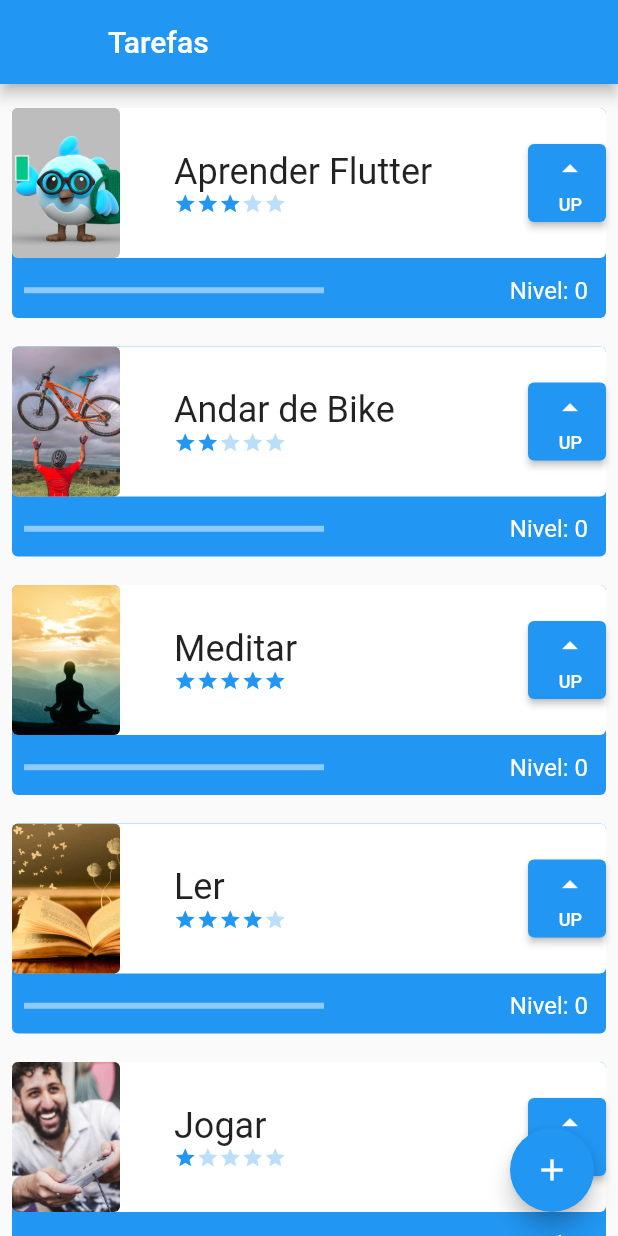
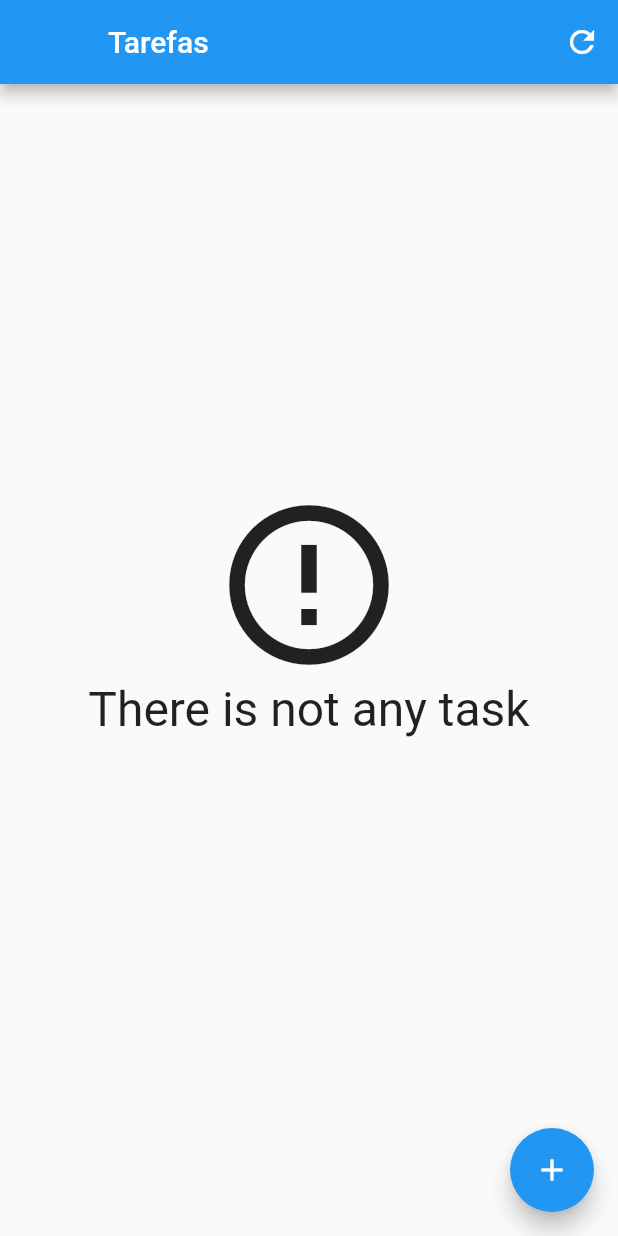
Before and after one commit to BrunaMello/alura_flutter_apply_data_persistence, a Flutter app: the screen it shows after launch, on a phone screen of 412 x 824 dp. Run offline on Flutter 3.47's test engine with Material 2 defaults, Android fonts, the phone set to English and light mode, and no system bars; our stand-ins replace sqflite; accounts and stored records are empty.

Commit message:
04 - Finalising
And to close with a golden key let's go to one last step: Look back and see how much you've learned.

FutureBuilder: Screen construction widget capable of waiting for asynchronous information. FutureBuilder necessarily needs two parameters: The future:, responsible for asynchronous information and the builder:, responsible for building the screen. It is worth remembering that we use the concept of snapshot as a variable capable of storing asynchronous information.

ConnectionState: We have learned that when dealing with databases (or any information that comes from outside our project) we have to be alerted to the waiting time of the information. Today it is very common to believe that, because it is extremely fast, we do not have a waiting time when receiving data. However, there is a time when the information is not complete and, in this case, we use ConnectionState (which is the current state of the snapshot) to build several screens depending on the state of the information.

Add information in the DB: In the crucial part of the implementation in our project, we add to the form the ability to save a task directly in the database, for this we remember the controlled data coming from the form and apply the save() function coming from the DAO and, in this way, we add a new task to the database.

Delete information in the DB: To remove Tasks in our database, the delete() method has been implemented within the Task Class, using a secondary action (onLongPress) in the Previously implemented ElevatedButton.

```diff
--- a/lib/components/task.dart
+++ b/lib/components/task.dart
@@ -1,24 +1,26 @@
 import 'package:flutter/material.dart';
 import 'package:nosso_primeiro_projeto/components/difficulty.dart';
-
+import 'package:nosso_primeiro_projeto/data/task_dao.dart';
 
 class Task extends StatefulWidget {
   final String nome;
   final String foto;
   final int dificuldade;
   int nivel;
-  Task(this.nome, this.foto, this.dificuldade, [this.nivel = 0, Key? key,])
-      : super(key: key);
 
-
-
+  Task(
+    this.nome,
+    this.foto,
+    this.dificuldade, [
+    this.nivel = 0,
+    Key? key,
+  ]) : super(key: key);
 
   @override
   State<Task> createState() => _TaskState();
 }
 
 class _TaskState extends State<Task> {
-
   bool assetOrNetwork() {
     if (widget.foto.contains('http')) {
       return false;
@@ -90,6 +92,9 @@ class _TaskState extends State<Task> {
                       height: 52,
                       width: 52,
                       child: ElevatedButton(
+                          onLongPress: () {
+                            TaskDao().delete(widget.nome);
+                          },
                           onPressed: () {
                             print(widget.nivel);
                             setState(() {
--- a/lib/screens/form_screen.dart
+++ b/lib/screens/form_screen.dart
@@ -1,4 +1,6 @@
 import 'package:flutter/material.dart';
+import 'package:nosso_primeiro_projeto/components/task.dart';
+import 'package:nosso_primeiro_projeto/data/task_dao.dart';
 import 'package:nosso_primeiro_projeto/data/task_inherited.dart';
 
 class FormScreen extends StatefulWidget {
@@ -17,16 +19,16 @@ class _FormScreenState extends State<FormScreen> {
 
   final _formKey = GlobalKey<FormState>();
 
-  bool valueValidator(String? value){
-     if(value != null && value.isEmpty){
-       return true;
-     }
-     return false;
+  bool valueValidator(String? value) {
+    if (value != null && value.isEmpty) {
+      return true;
+    }
+    return false;
   }
-  bool difficultyValidator(String? value){
-    if(value != null && value.isEmpty){
-      if(int.parse(value) > 5 ||
-          int.parse(value) < 1){
+
+  bool difficultyValidator(String? value) {
+    if (value != null && value.isEmpty) {
+      if (int.parse(value) > 5 || int.parse(value) < 1) {
         return true;
       }
     }
@@ -143,10 +145,10 @@ class _FormScreenState extends State<FormScreen> {
                         // print(nameController.text);
                         // print(difficultyController.text);
                         // print(imageController.text);
-                        TaskInherited.of(widget.taskContext).newTask(
+                        TaskDao().save(Task(
                             nameController.text,
                             imageController.text,
-                            int.parse(difficultyController.text));
+                            int.parse(difficultyController.text)));
                         ScaffoldMessenger.of(context).showSnackBar(
                           const SnackBar(
                             content: Text('Criando uma nova Tarefa'),
--- a/lib/screens/initial_screen.dart
+++ b/lib/screens/initial_screen.dart
@@ -1,5 +1,6 @@
 import 'package:flutter/material.dart';
 import 'package:nosso_primeiro_projeto/components/task.dart';
+import 'package:nosso_primeiro_projeto/data/task_dao.dart';
 import 'package:nosso_primeiro_projeto/data/task_inherited.dart';
 import 'package:nosso_primeiro_projeto/screens/form_screen.dart';
 
@@ -16,11 +17,76 @@ class _InitialScreenState extends State<InitialScreen> {
     return Scaffold(
       appBar: AppBar(
         leading: Container(),
+        actions: [
+          IconButton(
+              onPressed: () {
+                setState(() {});
+              },
+              icon: Icon(Icons.refresh))
+        ],
         title: const Text('Tarefas'),
       ),
-      body: ListView(
-        children: TaskInherited.of(context).taskList,
+      body: Padding(
         padding: EdgeInsets.only(top: 8, bottom: 70),
+        child: FutureBuilder<List<Task>>(
+            future: TaskDao().findAll(),
+            builder: (context, snapshot) {
+              List<Task>? items = snapshot.data;
+              switch (snapshot.connectionState) {
+                case ConnectionState.none:
+                  return Center(
+                    child: Column(
+                      children: const [
+                        CircularProgressIndicator(),
+                        Text('Uploading')
+                      ],
+                    ),
+                  );
+                case ConnectionState.waiting:
+                  return Center(
+                    child: Column(
+                      children: const [
+                        CircularProgressIndicator(),
+                        Text('Uploading')
+                      ],
+                    ),
+                  );
+                case ConnectionState.active:
+                  return Center(
+                    child: Column(
+                      children: const [
+                        CircularProgressIndicator(),
+                        Text('Uploading')
+                      ],
+                    ),
+                  );
+                case ConnectionState.done:
+                  if (snapshot.hasData && items != null) {
+                    if (items.isNotEmpty) {
+                      return ListView.builder(
+                          itemCount: items.length,
+                          itemBuilder: (BuildContext context, int index) {
+                            final Task task = items[index];
+                            return task;
+                          });
+                    }
+                    return Center(
+                        child: Column(
+                      mainAxisAlignment: MainAxisAlignment.center,
+                      crossAxisAlignment: CrossAxisAlignment.center,
+                      children: const [
+                        Icon(Icons.error_outline, size: 128),
+                        Text(
+                          'There is not any task',
+                          style: TextStyle(fontSize: 32),
+                        )
+                      ],
+                    ));
+                  }
+                  return const Text('Error on charge tasks');
+              }
+              return const Text('Error unknowing');
+            }),
       ),
       floatingActionButton: FloatingActionButton(
         onPressed: () {
@@ -31,7 +97,9 @@ class _InitialScreenState extends State<InitialScreen> {
                 taskContext: context,
               ),
             ),
-          );
+          ).then((value) => setState(() {
+                print('Reloading initial screen');
+              }));
         },
         child: const Icon(Icons.add),
       ),
```
Also changed, not shown: app.png (added), cert.png (added), 1 other file.
